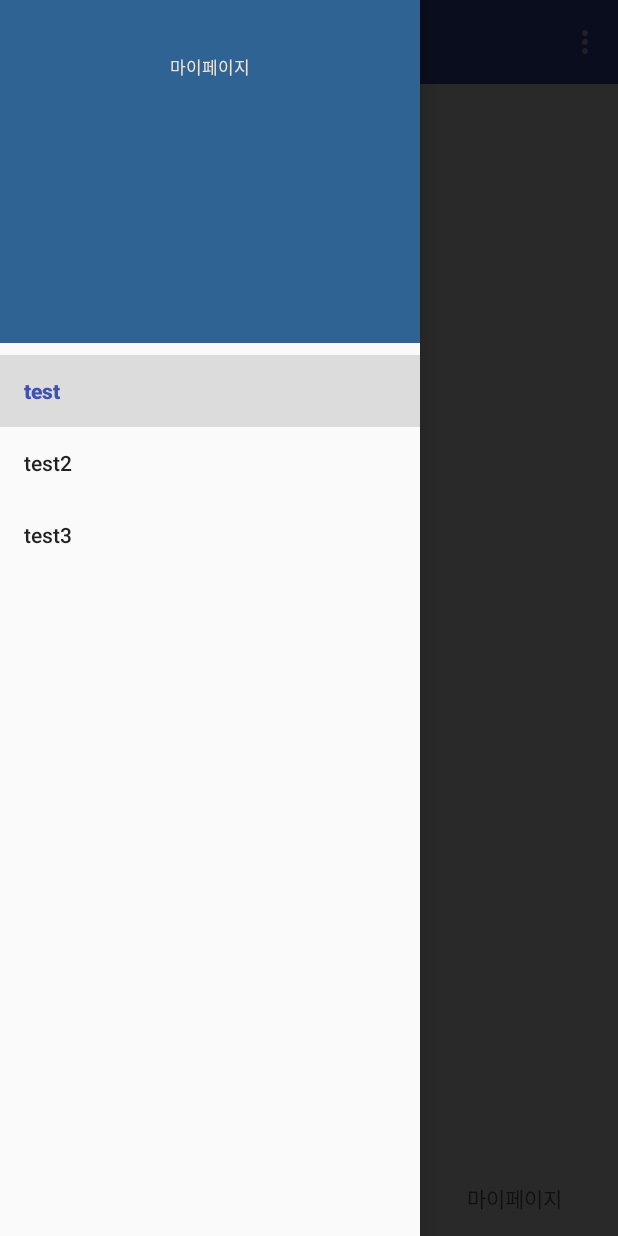
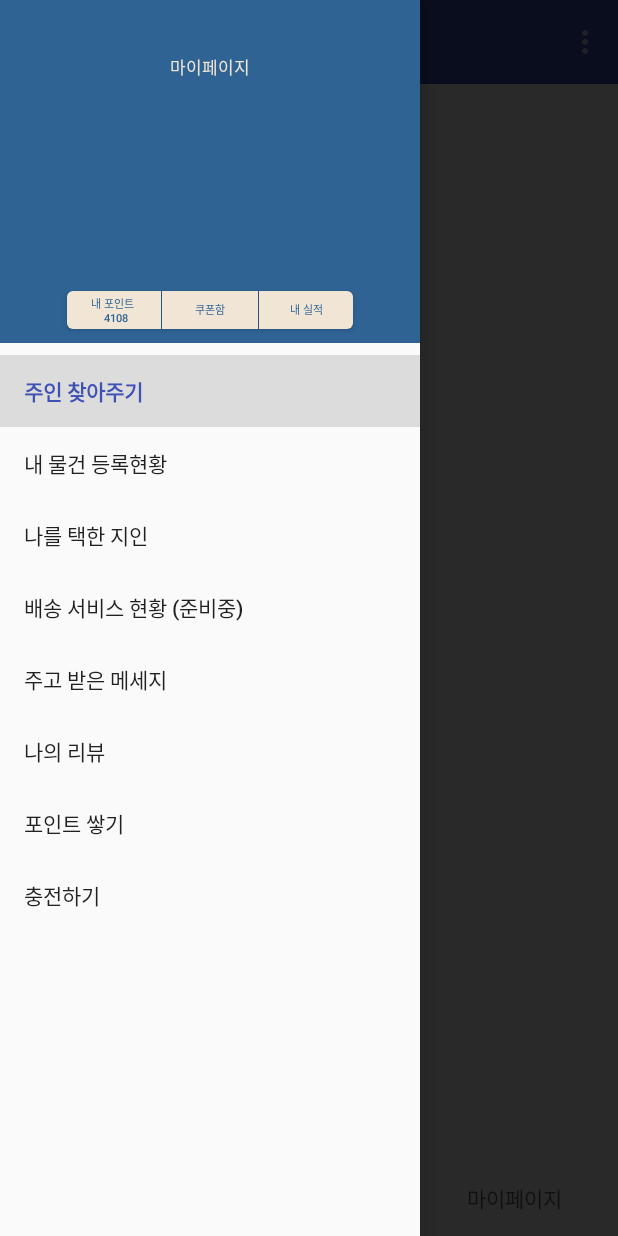
Before and after one commit to SoBsch/LOSTFINDER, an Android app: the MainActivity screen opened directly, with no data from a screen before it, with the side drawer open, on a phone screen of 412 x 824 dp. Run offline under Robolectric (Android 15) with nearby library versions, the phone set to English and light mode, and no system bars.

Commit message:
### 드로워 네비게이션
* 메뉴 네이밍 변경
* 뷰 추가
* 메뉴 아이템 추가

```diff
--- /dev/null
+++ b/app/src/main/res/drawable/drawer_left_header_round.xml
@@ -0,0 +1,7 @@
+<?xml version="1.0" encoding="utf-8"?>
+<shape xmlns:android="http://schemas.android.com/apk/res/android">
+
+    <solid android:color="#f1e6d5" />
+    <corners android:topLeftRadius="4dp" android:bottomLeftRadius="4dp"/>
+
+</shape>
--- /dev/null
+++ b/app/src/main/res/drawable/drawer_right_header_round.xml
@@ -0,0 +1,10 @@
+<?xml version="1.0" encoding="utf-8"?>
+<shape xmlns:android="http://schemas.android.com/apk/res/android">
+
+    <solid android:color="#f1e6d5" />
+
+    <corners
+        android:bottomRightRadius="4dp"
+        android:topRightRadius="4dp" />
+
+</shape>
--- a/app/src/main/res/layout/drawer_header.xml
+++ b/app/src/main/res/layout/drawer_header.xml
@@ -1,11 +1,13 @@
 <?xml version="1.0" encoding="utf-8"?>
 <android.support.constraint.ConstraintLayout xmlns:android="http://schemas.android.com/apk/res/android"
     xmlns:app="http://schemas.android.com/apk/res-auto"
+    xmlns:tools="http://schemas.android.com/tools"
     android:layout_width="match_parent"
     android:layout_height="228.7dp"
     android:background="@color/drawer_header_background">
 
     <TextView
+        android:id="@+id/drawer_header_title"
         android:layout_width="wrap_content"
         android:layout_height="wrap_content"
         android:layout_marginTop="36.3dp"
@@ -16,4 +18,69 @@
         app:layout_constraintStart_toStartOf="parent"
         app:layout_constraintTop_toTopOf="parent" />
 
+    <ImageView
+        android:id="@+id/drawer_header_image"
+        android:layout_width="79.7dp"
+        android:layout_height="79.3dp"
+        android:layout_marginTop="21.7dp"
+        app:layout_constraintEnd_toEndOf="parent"
+        app:layout_constraintStart_toStartOf="parent"
+        app:layout_constraintTop_toBottomOf="@id/drawer_header_title" />
+
+    <TextView
+        android:id="@+id/drawer_header_nickname"
+        android:layout_width="wrap_content"
+        android:layout_height="wrap_content"
+        android:layout_marginTop="9dp"
+        android:textColor="#f1e6d5"
+        android:textSize="13.7sp"
+        android:textStyle="bold"
+        app:layout_constraintEnd_toEndOf="@id/drawer_header_image"
+        app:layout_constraintStart_toStartOf="@id/drawer_header_image"
+        app:layout_constraintTop_toBottomOf="@id/drawer_header_image"
+        tools:text="로스트파인더" />
+
+    <Button
+        android:id="@+id/drawer_header_point"
+        android:layout_width="62.5dp"
+        android:layout_height="25.5dp"
+
+        android:layout_marginTop="10.6dp"
+        android:background="@drawable/drawer_left_header_round"
+        android:text="내 포인트 \n 4108"
+        android:textColor="@color/drawer_header_background"
+        android:textSize="7sp"
+        app:layout_constraintEnd_toStartOf="@id/drawer_header_coupon"
+        app:layout_constraintHorizontal_chainStyle="packed"
+        app:layout_constraintStart_toStartOf="parent"
+        app:layout_constraintTop_toBottomOf="@id/drawer_header_nickname" />
+
+    <Button
+        android:id="@+id/drawer_header_coupon"
+        android:layout_width="64dp"
+        android:layout_height="25.5dp"
+        android:layout_marginStart="0.7dp"
+        android:background="@color/login_background"
+        android:text="쿠폰함"
+        android:textColor="@color/drawer_header_background"
+        android:textSize="7sp"
+        app:layout_constraintBottom_toBottomOf="@id/drawer_header_point"
+        app:layout_constraintEnd_toStartOf="@id/drawer_header_performance"
+        app:layout_constraintStart_toEndOf="@id/drawer_header_point"
+        app:layout_constraintTop_toTopOf="@id/drawer_header_point" />
+
+    <Button
+        android:id="@+id/drawer_header_performance"
+        android:layout_width="62.5dp"
+        android:layout_height="25.5dp"
+        android:layout_marginStart="0.7dp"
+        android:background="@drawable/drawer_right_header_round"
+        android:text="내 실적"
+        android:textColor="@color/drawer_header_background"
+        android:textSize="7sp"
+        app:layout_constraintBottom_toBottomOf="@+id/drawer_header_coupon"
+        app:layout_constraintEnd_toEndOf="parent"
+        app:layout_constraintStart_toEndOf="@id/drawer_header_coupon"
+        app:layout_constraintTop_toTopOf="@id/drawer_header_coupon" />
+
 </android.support.constraint.ConstraintLayout>
--- a/app/src/main/res/layout/main_content.xml
+++ b/app/src/main/res/layout/main_content.xml
@@ -40,8 +40,9 @@
         android:layout_width="wrap_content"
         android:layout_height="match_parent"
         android:layout_gravity="start"
+        android:scrollbars="none"
         app:headerLayout="@layout/drawer_header"
-        app:menu="@menu/main_menu" />
+        app:menu="@menu/header_menu" />
 
 
 </android.support.v4.widget.DrawerLayout>
--- /dev/null
+++ b/app/src/main/res/menu/header_menu.xml
@@ -0,0 +1,34 @@
+<?xml version="1.0" encoding="utf-8"?>
+<menu xmlns:android="http://schemas.android.com/apk/res/android">
+
+    <group android:checkableBehavior="single">
+        <item
+            android:id="@+id/header_menu_find"
+            android:checked="true"
+            android:title="주인 찾아주기" />
+        <item
+            android:id="@+id/header_menu_info"
+            android:title="내 물건 등록현황" />
+        <item
+            android:id="@+id/header_menu_choice"
+            android:title="나를 택한 지인" />
+
+        <item
+            android:id="@+id/header_menu_delivery"
+            android:title="배송 서비스 현황 (준비중)" />
+        <item
+            android:id="@+id/header_menu_message"
+            android:title="주고 받은 메세지" />
+        <item
+            android:id="@+id/header_menu_review"
+            android:title="나의 리뷰" />
+        <item
+            android:id="@+id/header_menu_point"
+            android:title="포인트 쌓기" />
+        <item
+            android:id="@+id/header_menu_charge"
+            android:title="충전하기" />
+
+
+    </group>
+</menu>
--- a/app/src/main/res/menu/main_menu.xml
+++ /dev/null
@@ -1,17 +0,0 @@
-<?xml version="1.0" encoding="utf-8"?>
-<menu xmlns:android="http://schemas.android.com/apk/res/android">
-
-    <group android:checkableBehavior="single">
-        <item
-            android:id="@+id/main_menu_top"
-            android:checked="true"
-            android:title="test" />
-        <item
-            android:id="@+id/main_menu_middle"
-            android:title="test2" />
-        <item
-            android:id="@+id/main_menu_bottom"
-            android:title="test3" />
-
-    </group>
-</menu>
--- a/app/src/main/res/values/colors.xml
+++ b/app/src/main/res/values/colors.xml
@@ -9,5 +9,7 @@
 
     <color name="login_background">#f1e6d5</color>
     <color name="login_tint">#3f9df4</color>
+
     <color name="drawer_header_background">#2f6394</color>
+
 </resources>
```
